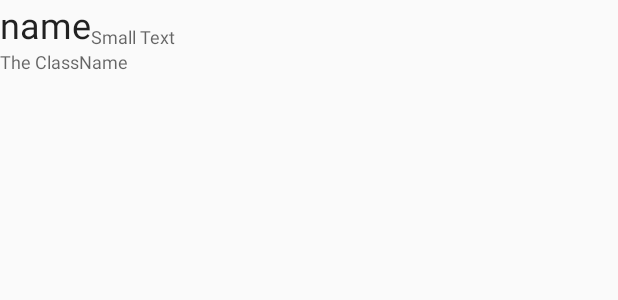
After one commit to IdleLands/AndroidFE, an Android app: the layout base_information_card.xml on its own in the app's theme, with its tools: preview values and no code run, on a phone screen of 412 x 824 dp. The commit adds this screen. Shown: the top 300 px of the screen. Run offline under Robolectric (Android 15) with nearby library versions, the phone set to English and light mode, and no system bars.

Commit message:
base info card (unfinished)

```diff
--- /dev/null
+++ b/app/src/main/res/layout/base_information_card.xml
@@ -0,0 +1,36 @@
+<?xml version="1.0" encoding="utf-8"?>
+<RelativeLayout xmlns:android="http://schemas.android.com/apk/res/android"
+                android:layout_width="match_parent"
+                android:layout_height="match_parent">
+
+    <TextView
+            android:layout_width="wrap_content"
+            android:layout_height="wrap_content"
+            android:textAppearance="@style/TextAppearance.AppCompat.Headline"
+            android:text="name"
+            android:id="@+id/tvName"
+            android:layout_alignParentTop="true"
+            android:layout_alignParentLeft="true"
+            android:layout_alignParentStart="true"/>
+
+    <TextView
+            android:layout_width="wrap_content"
+            android:layout_height="wrap_content"
+            android:textAppearance="@style/TextAppearance.AppCompat.Caption"
+            android:text="The ClassName"
+            android:id="@+id/tvTitle"
+            android:layout_below="@+id/tvName"
+            android:layout_alignParentLeft="true"
+            android:layout_alignParentStart="true"/>
+
+    <TextView
+            android:layout_width="wrap_content"
+            android:layout_height="wrap_content"
+            android:textAppearance="@style/TextAppearance.AppCompat.Caption"
+            android:text="Small Text"
+            android:id="@+id/tvLevel"
+            android:layout_above="@+id/tvTitle"
+            android:layout_toRightOf="@+id/tvName"
+            android:layout_toEndOf="@+id/tvName"/>
+
+</RelativeLayout>
--- a/app/src/main/res/layout/overview_frag.xml
+++ b/app/src/main/res/layout/overview_frag.xml
@@ -12,7 +12,11 @@
             android:layout_height="wrap_content">
 
 
-
+        <view
+                android:id="@+id/baseInformationCard"
+                android:layout_width="match_parent"
+                android:layout_height="wrap_content"
+                class="idle.land.app.ui.views.BaseInformationCard"/>
     </LinearLayout>
 
 </ScrollView>
--- a/app/src/main/res/values/strings.xml
+++ b/app/src/main/res/values/strings.xml
@@ -22,4 +22,5 @@
     <string name="menu_sort_by_name">Sort by name</string>
     <string name="menu_sort_by_type">Sort by type</string>
     <string name="main_activity_tab_overview">Overview</string>
+    <string name="base_information_title">The %1$s</string>
 </resources>
```
Also changed, not shown: app/src/main/java/idle/land/app/ui/OverviewFragment.java (+28 -1 lines), app/src/main/java/idle/land/app/ui/views/BaseInformationCard.java (added, +37 -0 lines).
